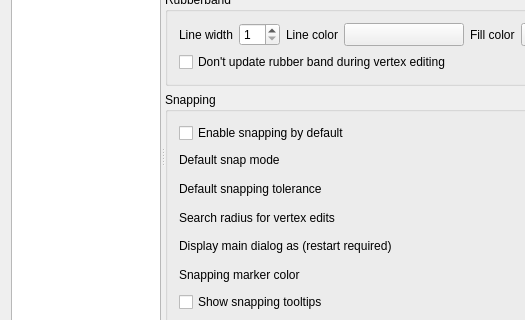
Before: the Qt Designer form src/ui/qgsoptionsbase.ui in qgis/QGIS, drawn with Qt 5; both pictures show x 0 to 525 and y 202 to 522 of the 1029 by 744 pixel window.
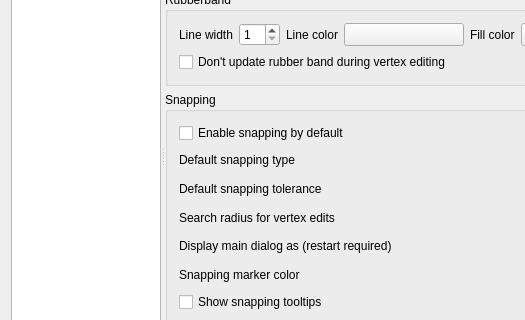
After: the same form once the commit is applied. The open tabs and pages were chosen to show the change. Icons and pictures are not drawn. Custom widgets are drawn as their Qt base class.

Commit message: create snapping mode setting + avoid confusion mode/type

Patch:
```diff
--- a/src/ui/qgsoptionsbase.ui
+++ b/src/ui/qgsoptionsbase.ui
@@ -4674,7 +4674,7 @@
                   <item row="1" column="0">
                    <widget class="QLabel" name="mDefaultSnapModeLabel">
                     <property name="text">
-                     <string>Default snap mode</string>
+                     <string>Default snapping type</string>
                     </property>
                    </widget>
                   </item>
```
Left out of the diff: 6 changed lines with no effect on the pictures. The commit also changes 8 other files.
